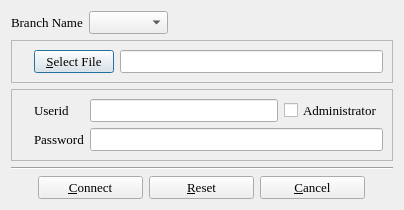
The window that branch_s.ui (textbrowser/biblioteq) describes before a commit, drawn with Qt 5.
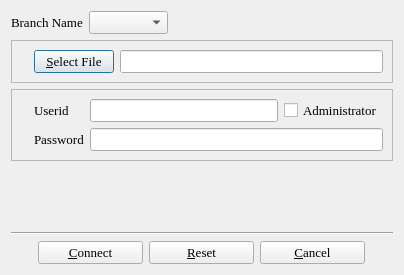
The same window after the commit. Icons and pictures are not drawn.

Patch:
```diff
--- a/branch_s.ui
+++ b/branch_s.ui
@@ -6,7 +6,7 @@
     <x>0</x>
     <y>0</y>
     <width>400</width>
-    <height>149</height>
+    <height>275</height>
    </rect>
   </property>
   <property name="font" >
```
